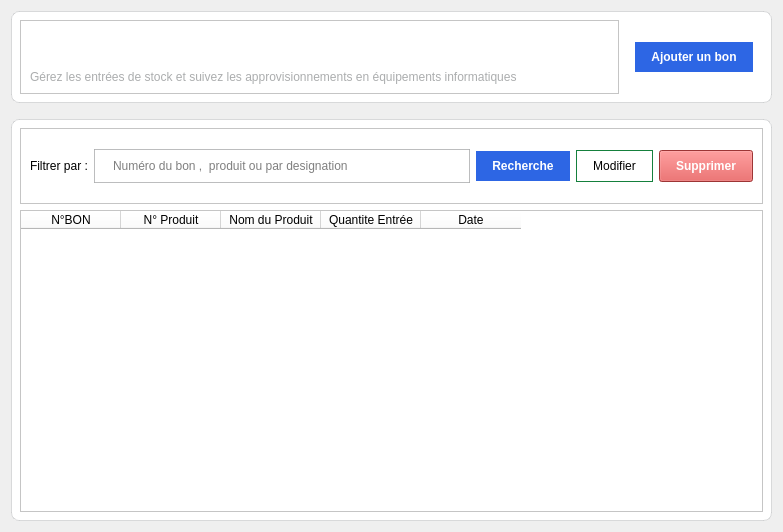
Above: interface/entry_widget.ui from miranto-andria/stock-it before the change. Below: the same form after it.
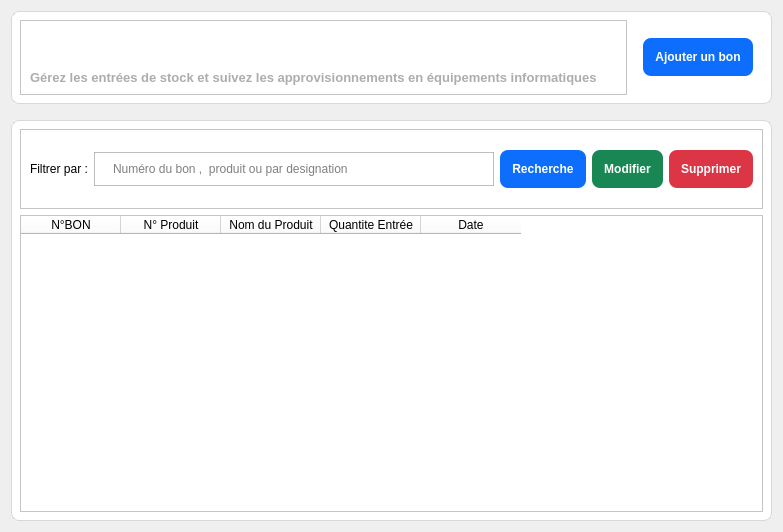
That is the form after the change. Icons and pictures are not drawn.

```diff
--- a/interface/entry_widget.ui
+++ b/interface/entry_widget.ui
@@ -21,7 +21,9 @@
 background-color : #fff;
 }
 #description{
-color : #abadae
+color : #abadae;
+font-size : 10pt;
+font-weight : 500;
 }
 
 #searchBar{
@@ -595,10 +597,14 @@
          <item>
           <widget class="QPushButton" name="btnAdd">
            <property name="styleSheet">
-            <string notr="true">background-color : #2d66e4;
-font : bold;
+            <string notr="true">QPushButton { background-color : #0d6efd;
+color : #ffffff;
 border : none;
-color : white</string>
+border-radius : 8px;
+font : bold;
+padding : 12px; }
+QPushButton:hover { background-color : #0b5ed7; }
+QPushButton:pressed { background-color : #0a58ca; }</string>
            </property>
            <property name="text">
             <string>Ajouter un bon</string>
@@ -608,8 +614,8 @@
            </property>
            <property name="iconSize">
             <size>
-             <width>12</width>
-             <height>12</height>
+             <width>17</width>
+             <height>17</height>
             </size>
            </property>
           </widget>
@@ -671,10 +677,14 @@
             </font>
            </property>
            <property name="styleSheet">
-            <string notr="true">background-color : #2d66e4;
-font : bold;
+            <string notr="true">QPushButton { background-color : #0d6efd;
+color : #ffffff;
 border : none;
-color : white</string>
+border-radius : 8px;
+font : bold;
+padding : 12px; }
+QPushButton:hover { background-color : #0b5ed7; }
+QPushButton:pressed { background-color : #0a58ca; }</string>
            </property>
            <property name="text">
             <string>Recherche</string>
@@ -684,18 +694,28 @@
            </property>
            <property name="iconSize">
             <size>
-             <width>12</width>
-             <height>12</height>
+             <width>17</width>
+             <height>17</height>
             </size>
            </property>
           </widget>
          </item>
          <item>
           <widget class="QPushButton" name="btnEdit">
+           <property name="font">
+            <font>
+             <bold>true</bold>
+            </font>
+           </property>
            <property name="styleSheet">
-            <string notr="true">border : 1px solid #15803d;
-color : black;
-</string>
+            <string notr="true">QPushButton { background-color : #198754;
+color : #ffffff;
+border : none;
+border-radius : 8px;
+font : bold;
+padding : 12px; }
+QPushButton:hover { background-color : #157347; }
+QPushButton:pressed { background-color : #146c43; }</string>
            </property>
            <property name="text">
             <string>Modifier</string>
@@ -705,8 +725,8 @@
            </property>
            <property name="iconSize">
             <size>
-             <width>12</width>
-             <height>12</height>
+             <width>17</width>
+             <height>17</height>
             </size>
            </property>
           </widget>
@@ -719,7 +739,14 @@
             </font>
            </property>
            <property name="styleSheet">
-            <string notr="true">background:#dc4a4a;color:white;</string>
+            <string notr="true">QPushButton { background-color : #dc3545;
+color : #ffffff;
+border : none;
+border-radius : 8px;
+font : bold;
+padding : 12px; }
+QPushButton:hover { background-color : #bb2d3e; }
+QPushButton:pressed { background-color : #b02a37; }</string>
            </property>
            <property name="text">
             <string>Supprimer</string>
@@ -729,8 +756,8 @@
            </property>
            <property name="iconSize">
             <size>
-             <width>12</width>
-             <height>12</height>
+             <width>18</width>
+             <height>18</height>
             </size>
            </property>
           </widget>
```
Left out of the diff: 17 changed lines with no effect on the pictures.
